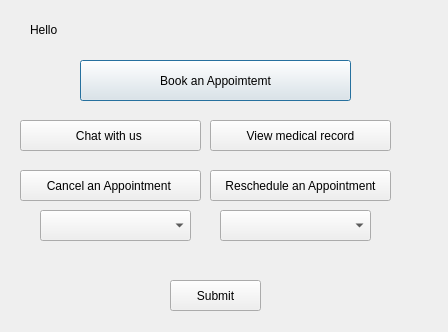
Old version of the form patientmanagmentwindow.ui in the repository habebasaad/group-project-hospital-.
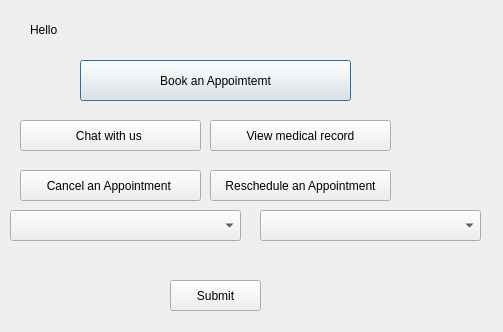
New version of the form.

What changed in the file:
```diff
--- a/patientmanagmentwindow.ui
+++ b/patientmanagmentwindow.ui
@@ -6,7 +6,7 @@
    <rect>
     <x>0</x>
     <y>0</y>
-    <width>448</width>
+    <width>503</width>
     <height>332</height>
    </rect>
   </property>
@@ -18,7 +18,7 @@
     <rect>
      <x>30</x>
      <y>20</y>
-     <width>51</width>
+     <width>191</width>
      <height>20</height>
     </rect>
    </property>
@@ -33,8 +33,8 @@
   <widget class="QLabel" name="labelUsername">
    <property name="geometry">
     <rect>
-     <x>100</x>
-     <y>10</y>
+     <x>300</x>
+     <y>20</y>
      <width>91</width>
      <height>21</height>
     </rect>
@@ -111,9 +111,9 @@
   <widget class="QComboBox" name="comboBoxReschedule">
    <property name="geometry">
     <rect>
-     <x>220</x>
+     <x>260</x>
      <y>210</y>
-     <width>151</width>
+     <width>221</width>
      <height>31</height>
     </rect>
    </property>
@@ -121,9 +121,9 @@
   <widget class="QComboBox" name="comboBoxCancel">
    <property name="geometry">
     <rect>
-     <x>40</x>
+     <x>10</x>
      <y>210</y>
-     <width>151</width>
+     <width>231</width>
      <height>31</height>
     </rect>
    </property>
```
